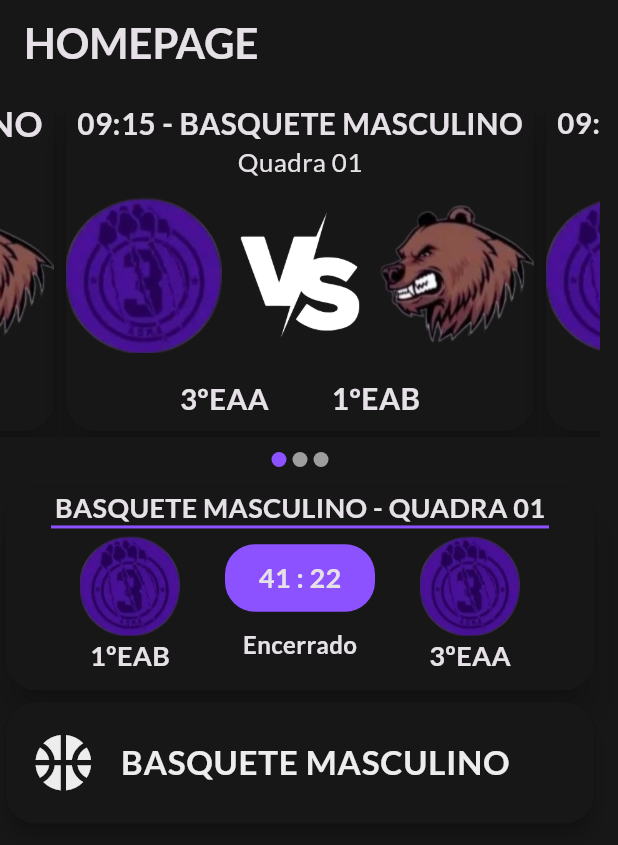
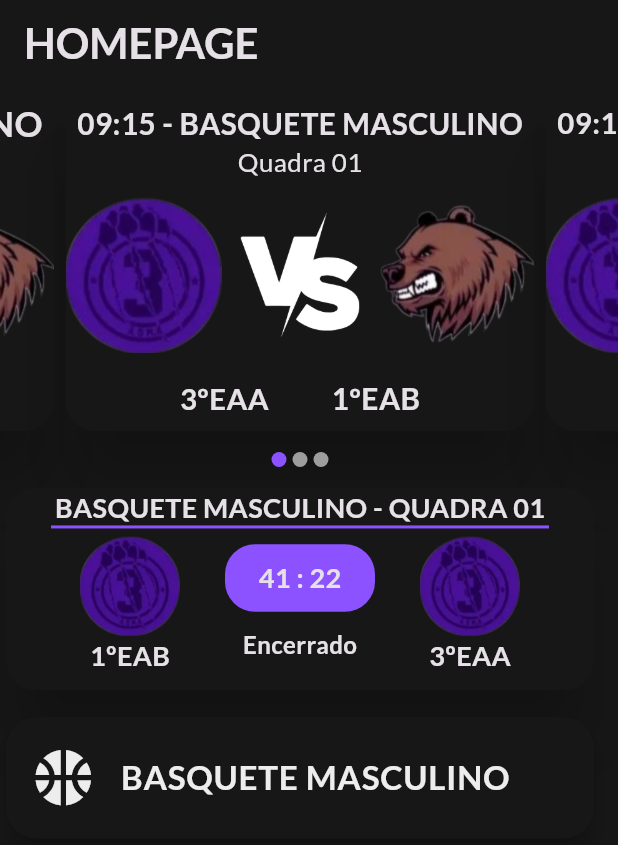
Before and after one commit to andre-alves77/olimtec_tcc, a Flutter app: the screen it shows after launch, on a phone screen of 412 x 824 dp. Shown: the top 845 px of the screen. Run offline on Flutter 3.47's test engine with Material 2 defaults, Android fonts, the phone set to English and light mode, and no system bars; drawn by our look-alikes of carousel_slider.

Commit message:
CardCarousel elevation added

```diff
--- a/lib/app/components/card_carousel.dart
+++ b/lib/app/components/card_carousel.dart
@@ -58,6 +58,8 @@ class _CardCarouselState extends State<CardCarousel> {
             autoPlayCurve: Curves.fastOutSlowIn,
             pauseAutoPlayOnTouch: true,
             aspectRatio: 1.7,
+            clipBehavior: Clip.none,
+
             onPageChanged: (index, reason) {
               setState(() {
                 _currentIndex = index;
@@ -66,9 +68,11 @@ class _CardCarouselState extends State<CardCarousel> {
           ),
           items: cardList.map((card) {
             return Builder(builder: (BuildContext context) {
-              return Container(
-                width: size.width * 0.9,
-                child: card,
+              return AspectRatio(
+                aspectRatio: 1.7,
+                child: Container(
+                  child: card,
+                ),
               );
             });
           }).toList(),
--- a/lib/app/components/game_card.dart
+++ b/lib/app/components/game_card.dart
@@ -13,7 +13,7 @@ class GameCard extends StatelessWidget {
       aspectRatio: 2.8,
       child: Card(
         clipBehavior: Clip.antiAliasWithSaveLayer,
-        elevation: 10,
+        elevation: 20,
         shape: RoundedRectangleBorder(
           borderRadius: BorderRadius.circular(20),
         ),
--- a/lib/app/components/main_card.dart
+++ b/lib/app/components/main_card.dart
@@ -22,11 +22,10 @@ class MainCard extends StatelessWidget {
     return AspectRatio(
       aspectRatio: 1.7,
       child: Card(
-        clipBehavior: Clip.antiAliasWithSaveLayer,
         shape: RoundedRectangleBorder(
           borderRadius: BorderRadius.circular(20),
         ),
-        elevation: 10,
+        elevation: 20,
         child: Container(
           decoration: BoxDecoration(
             color: Theme.of(context).colorScheme.primaryContainer,
--- a/lib/app/pages/home_page.dart
+++ b/lib/app/pages/home_page.dart
@@ -37,6 +37,7 @@ class _HomePageState extends State<HomePage> {
               ],
             ),
           ),
+          SizedBox(height: 10),
           Container(
             constraints: BoxConstraints(maxWidth: 400),
             child: Column(
```
